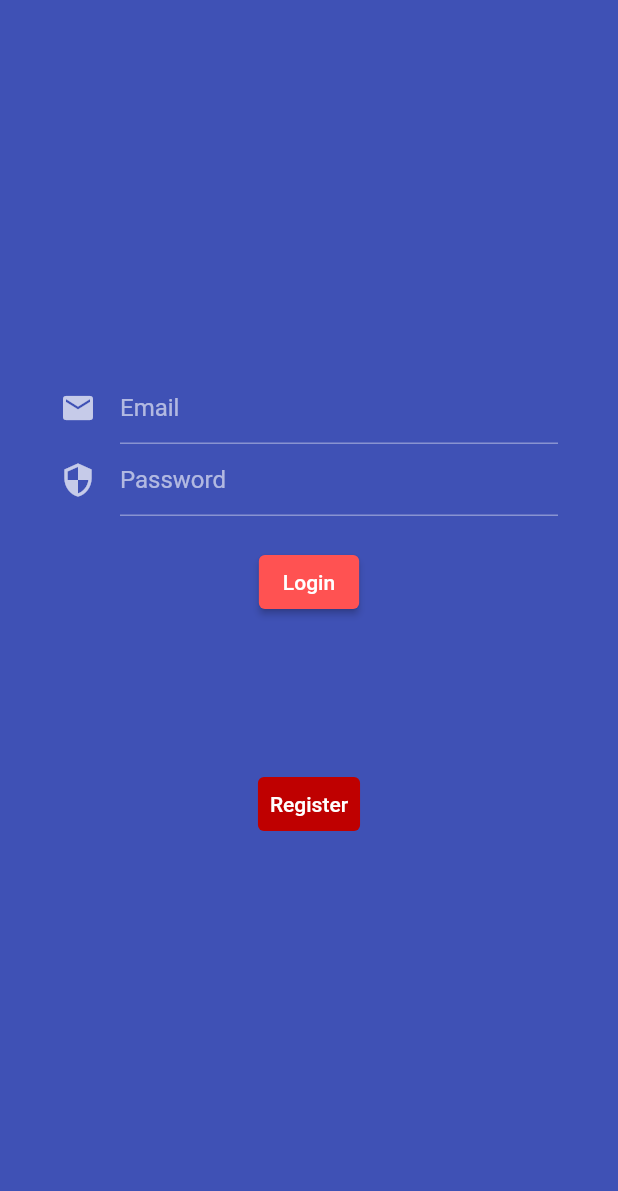
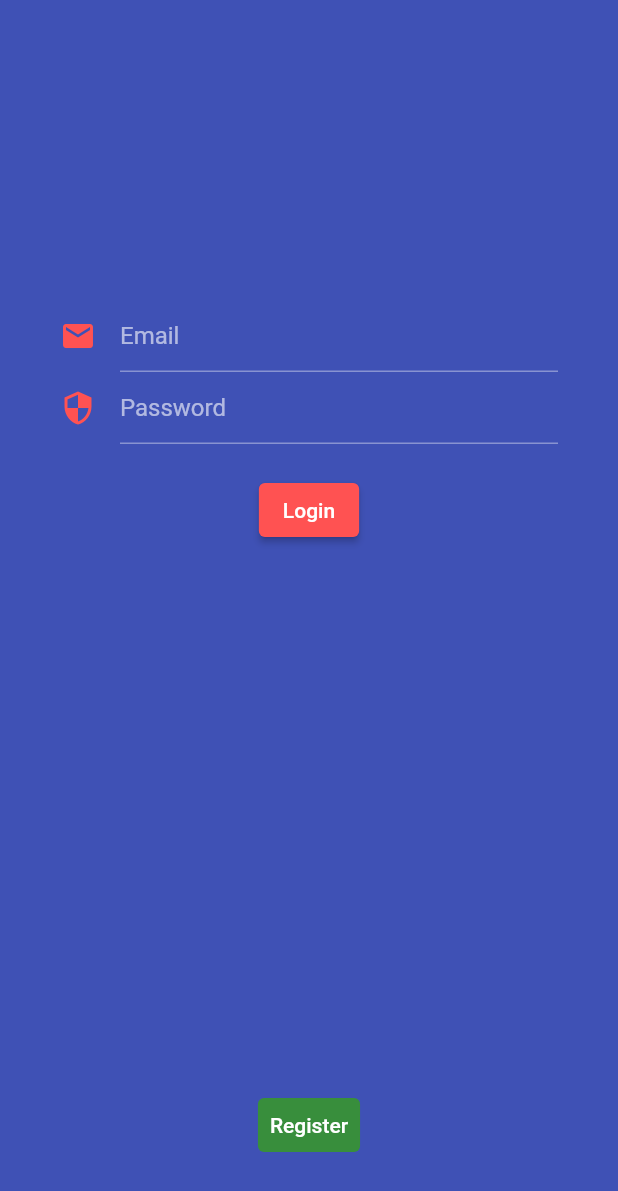
Before and after one commit to bahaby/MoneyWatcher, a Flutter app: the screen it shows after launch, on a phone screen of 412 x 824 dp. Shown: the top 1191 px of the screen. Run offline on Flutter 3.47's test engine with Material 2 defaults, Android fonts, the phone set to English and light mode, and no system bars; our stand-ins replace bloc, equatable, flutter_bloc, get_it, jwt_decoder, shared_preferences.

Commit message:
update Theme

```diff
--- a/lib/page/login_page.dart
+++ b/lib/page/login_page.dart
@@ -32,23 +32,34 @@ class LoginPage extends StatelessWidget {
             Navigator.of(context).pushReplacementNamed(HomePage.routeName);
           }
         },
+        child: SafeArea(
           child: Form(
             key: _formKey,
             child: FocusScope(
               node: _focusScopeNode,
               child: Padding(
-              padding: EdgeInsets.symmetric(horizontal: 40),
+                padding: EdgeInsets.symmetric(horizontal: 40, vertical: 50),
                 child: Column(
-                mainAxisAlignment: MainAxisAlignment.center,
+                  mainAxisAlignment: MainAxisAlignment.spaceBetween,
                   children: [
+                    Column(
+                      children: [
+                        SizedBox(
+                          height: 150,
+                        ),
                         _emailField(),
                         _passwordField(),
                         SizedBox(height: 20),
                         _loginButton(),
-                  SizedBox(height: 100),
+                      ],
+                    ),
+                    Column(
+                      children: [
                         _registerPageLink(context),
-                  Text(storageService.getJwtToken()),
                       ],
+                    ),
+                  ],
+                ),
               ),
             ),
           ),
@@ -59,7 +70,10 @@ class LoginPage extends StatelessWidget {
     return BlocBuilder<LoginBloc, LoginState>(builder: (context, state) {
       return TextFormField(
         decoration: InputDecoration(
-          icon: Icon(Icons.email),
+          icon: Icon(
+            Icons.email,
+            color: Color(0xffFF5252),
+          ),
           hintText: 'Email',
         ),
         validator: (value) =>
@@ -77,7 +91,10 @@ class LoginPage extends StatelessWidget {
       return TextFormField(
         obscureText: true,
         decoration: InputDecoration(
-          icon: Icon(Icons.security),
+          icon: Icon(
+            Icons.security,
+            color: Color(0xffFF5252),
+          ),
           hintText: 'Password',
         ),
         validator: (value) =>
@@ -108,7 +125,7 @@ class LoginPage extends StatelessWidget {
   Widget _registerPageLink(BuildContext context) {
     return TextButton(
         style: ButtonStyle(
-            backgroundColor: MaterialStateProperty.all(Color(0xffbf0000))),
+            backgroundColor: MaterialStateProperty.all(Color(0xff388E3C))),
         onPressed: () {
           Navigator.of(context).pushReplacementNamed(RegisterPage.routeName);
         },
--- a/lib/widget/budget_overall_widget.dart
+++ b/lib/widget/budget_overall_widget.dart
@@ -51,6 +51,11 @@ class BudgetOverallWidget extends StatelessWidget {
             ),
           ],
         ),
-    );
+        decoration: BoxDecoration(
+          color: Colors.grey[900],
+          border: Border(
+            bottom: BorderSide(width: 3, color: Color(0xffFF5252)),
+          ),
+        ));
   }
 }
```
Also changed, not shown: pubspec.lock. Lines whose indentation alone changed are shown as unchanged.
